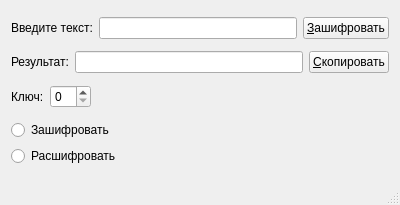
This is MainWindow.ui in DionysusBenstein/CaesarCode as Qt 5 draws it before an edit. The edited form follows.
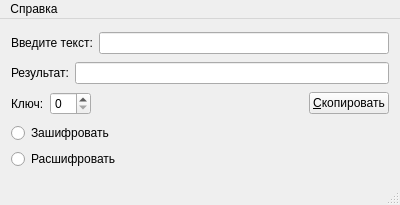
This is the edited form. Icons and pictures are not drawn.

Commit message: feature (ui) added a new window About

The edit to the form file:
```diff
--- a/MainWindow.ui
+++ b/MainWindow.ui
@@ -31,16 +31,6 @@
       <item>
        <widget class="QLineEdit" name="input"/>
       </item>
-      <item>
-       <widget class="QPushButton" name="apply">
-        <property name="styleSheet">
-         <string notr="true">qradialgradient (spread:pad, cx:0.5, cy:0.5, radius:0.5, fx:0.5, fy:0.5, stop:0 rgba(0, 0, 0, 0), stop:0.52 rgba(0, 0, 0, 0), stop:0.565 rgba(82, 121, 76, 33), stop:0.65 rgba(159, 235, 148, 64), stop:0.721925 rgba(255, 238, 150, 129), stop:0.77 rgba(255, 128, 128, 204), stop:0.89 rgba(191, 128, 255, 64), stop:1 rgba(0, 0, 0, 0))</string>
-        </property>
-        <property name="text">
-         <string>&amp;Зашифровать</string>
-        </property>
-       </widget>
-      </item>
      </layout>
     </item>
     <item row="1" column="0">
@@ -59,13 +49,6 @@
         </item>
        </layout>
       </item>
-      <item>
-       <widget class="QPushButton" name="copy">
-        <property name="text">
-         <string>&amp;Скопировать</string>
-        </property>
-       </widget>
-      </item>
      </layout>
     </item>
     <item row="2" column="0">
@@ -93,6 +76,13 @@
         </property>
        </spacer>
       </item>
+      <item>
+       <widget class="QPushButton" name="copy">
+        <property name="text">
+         <string>&amp;Скопировать</string>
+        </property>
+       </widget>
+      </item>
      </layout>
     </item>
     <item row="3" column="0">
@@ -124,6 +114,13 @@
      <height>20</height>
     </rect>
    </property>
+   <widget class="QMenu" name="menu">
+    <property name="title">
+     <string>Справка</string>
+    </property>
+    <addaction name="action_CaesarCode"/>
+   </widget>
+   <addaction name="menu"/>
   </widget>
   <widget class="QStatusBar" name="statusBar"/>
  </widget>
```
Left out of the diff: 12 changed lines with no effect on the pictures. The commit also changes 7 other files.
